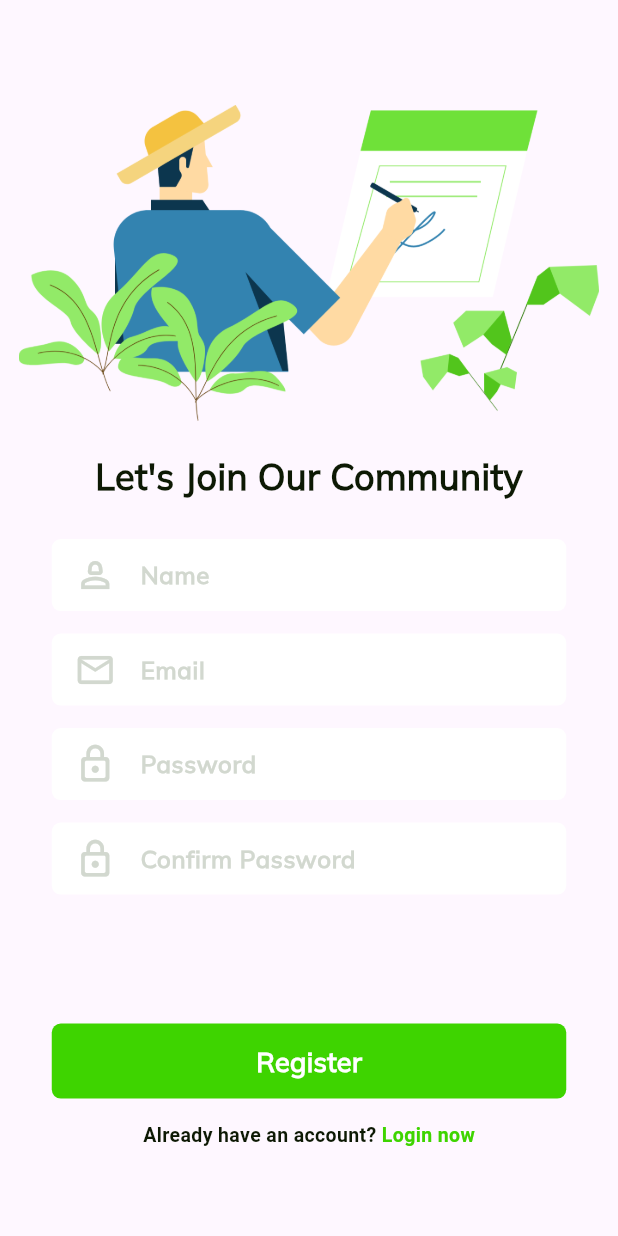
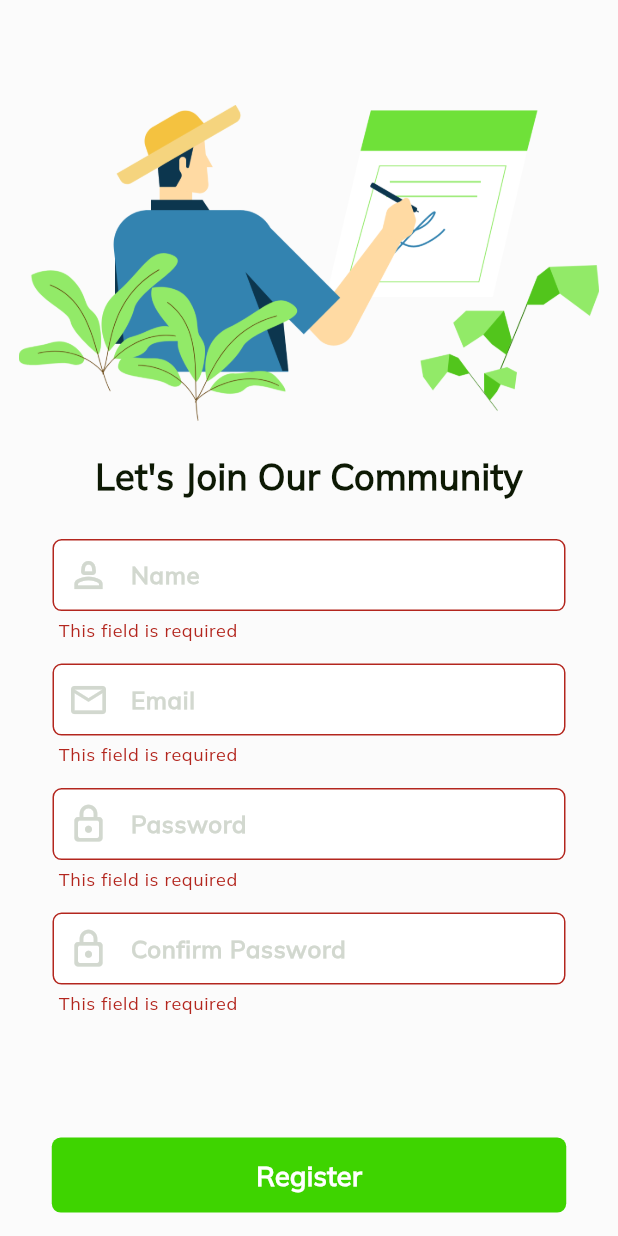
Before and after one commit to s3eedibr/mashtaly_app, a Flutter app: the RegistrationScreen screen opened directly with empty values, after a tap on "Register", on a phone screen of 412 x 824 dp. Run offline on Flutter 3.47's test engine with Material 2 defaults, Android fonts, the light colour scheme and no system bars; our stand-ins replace cloud_firestore, firebase_auth, firebase_core, flutter_otp_text_field, flutter_spinkit, shared_preferences; accounts and stored records are empty.

Commit message:
last edit before meeting with team

```diff
--- a/lib/screens/Authentication/otp_screen.dart
+++ b/lib/screens/Authentication/otp_screen.dart
@@ -94,7 +94,7 @@ class OTPScreen extends StatelessWidget {
                         ),
                       ),
                     ),
-                    SizedBox(height: height - 710),
+                    SizedBox(height: height - 678),
                     Container(
                       child: Column(
                         children: [
--- a/lib/screens/Authentication/reg_screen.dart
+++ b/lib/screens/Authentication/reg_screen.dart
@@ -21,7 +21,11 @@ class _RegistrationScreenState extends State<RegistrationScreen> {
   final _emilController = TextEditingController();
   final _passwordController = TextEditingController();
   final _confirmpasswordController = TextEditingController();
+
+  GlobalKey<FormState> formKey = GlobalKey();
+
   Future registration() async {
+    if (formKey.currentState!.validate()) {
       try {
         if (passwordConfirmed()) {
           await FirebaseAuth.instance
@@ -41,6 +45,7 @@ class _RegistrationScreenState extends State<RegistrationScreen> {
         }
       } catch (e) {
         showSankBar(context, e.toString());
+      }
     }
   }
 
@@ -98,6 +103,7 @@ class _RegistrationScreenState extends State<RegistrationScreen> {
     final width = MediaQuery.of(context).size.width;
     return SafeArea(
       child: Scaffold(
+        backgroundColor: tBgColor,
         body: SingleChildScrollView(
           child: Column(
             children: [
@@ -115,6 +121,7 @@ class _RegistrationScreenState extends State<RegistrationScreen> {
               const SizedBox(height: 20),
               Container(
                 child: Form(
+                  key: formKey,
                   child: Column(
                     children: [
                       const Text(
@@ -126,83 +133,116 @@ class _RegistrationScreenState extends State<RegistrationScreen> {
                         ),
                       ),
                       const SizedBox(height: 25),
-                      Container(
-                        decoration: BoxDecoration(
-                          color: Colors.white,
-                          borderRadius: BorderRadius.circular(6),
-                        ),
-                        height: 48,
-                        width: 343,
-                        alignment: Alignment.center,
-                        child: TextField(
+                      Padding(
+                        padding: const EdgeInsets.symmetric(horizontal: 35),
+                        child: TextFormField(
+                          validator: (value) {
+                            if (value!.isEmpty) {
+                              return "This field is required";
+                            } else {
+                              return null;
+                            }
+                          },
+                          keyboardType: TextInputType.name,
                           controller: _nameController,
                           cursorColor: tPrimaryActionColor,
                           style: const TextStyle(
                             fontWeight: FontWeight.w600,
                             fontSize: 16,
                           ),
-                          keyboardType: TextInputType.name,
                           decoration: const InputDecoration(
-                            border: InputBorder.none,
-                            hintText: "Name",
-                            hintStyle: TextStyle(
-                              color: tSecondActionColor,
-                            ),
-                            icon: Padding(
-                              padding: EdgeInsets.only(left: 15),
-                              child: Icon(
+                            contentPadding: EdgeInsets.symmetric(vertical: 12),
+                            prefixIcon: Icon(
                               Icons.person_2_outlined,
                               color: tSecondActionColor,
                               size: 28,
+                            ),
+                            hintText: "Name",
+                            hintStyle: TextStyle(color: tSecondActionColor),
+                            filled: true,
+                            fillColor: Colors.white,
+                            focusedBorder: OutlineInputBorder(
+                              borderSide: BorderSide(
+                                color: tPrimaryActionColor,
+                              ),
+                            ),
+                            enabledBorder: OutlineInputBorder(
+                              borderSide: BorderSide(
+                                color: Colors.white,
+                              ),
+                            ),
+                            border: OutlineInputBorder(
+                              borderSide: BorderSide(
+                                color: tPrimaryActionColor,
+                              ),
+                              borderRadius: BorderRadius.all(
+                                Radius.circular(6),
                               ),
                             ),
                           ),
                         ),
                       ),
                       const SizedBox(height: 15),
-                      Container(
-                        decoration: BoxDecoration(
-                          color: Colors.white,
-                          borderRadius: BorderRadius.circular(6),
-                        ),
-                        height: 48,
-                        width: 343,
-                        alignment: Alignment.center,
-                        child: TextField(
+                      Padding(
+                        padding: const EdgeInsets.symmetric(horizontal: 35),
+                        child: TextFormField(
+                          validator: (value) {
+                            if (value!.isEmpty) {
+                              return "This field is required";
+                            } else {
+                              return null;
+                            }
+                          },
+                          keyboardType: TextInputType.emailAddress,
                           controller: _emilController,
                           cursorColor: tPrimaryActionColor,
                           style: const TextStyle(
                             fontWeight: FontWeight.w600,
                             fontSize: 16,
                           ),
-                          keyboardType: TextInputType.emailAddress,
                           decoration: const InputDecoration(
-                            border: InputBorder.none,
-                            hintText: "Email",
-                            hintStyle: TextStyle(
-                              color: tSecondActionColor,
-                            ),
-                            icon: Padding(
-                              padding: EdgeInsets.only(left: 15),
-                              child: Icon(
+                            contentPadding: EdgeInsets.symmetric(vertical: 12),
+                            prefixIcon: Icon(
                               Icons.email_outlined,
                               color: tSecondActionColor,
                               size: 28,
+                            ),
+                            hintText: "Email",
+                            hintStyle: TextStyle(color: tSecondActionColor),
+                            filled: true,
+                            fillColor: Colors.white,
+                            focusedBorder: OutlineInputBorder(
+                              borderSide: BorderSide(
+                                color: tPrimaryActionColor,
+                              ),
+                            ),
+                            enabledBorder: OutlineInputBorder(
+                              borderSide: BorderSide(
+                                color: Colors.white,
+                              ),
+                            ),
+                            border: OutlineInputBorder(
+                              borderSide: BorderSide(
+                                color: tPrimaryActionColor,
+                              ),
+                              borderRadius: BorderRadius.all(
+                                Radius.circular(6),
                               ),
                             ),
                           ),
                         ),
                       ),
                       const SizedBox(height: 15),
-                      Container(
-                        decoration: BoxDecoration(
-                          color: Colors.white,
-                          borderRadius: BorderRadius.circular(6),
-                        ),
-                        height: 48,
-                        width: 343,
-                        alignment: Alignment.center,
-                        child: TextField(
+                      Padding(
+                        padding: const EdgeInsets.symmetric(horizontal: 35),
+                        child: TextFormField(
+                          validator: (value) {
+                            if (value!.isEmpty) {
+                              return "This field is required";
+                            } else {
+                              return null;
+                            }
+                          },
                           controller: _passwordController,
                           cursorColor: tPrimaryActionColor,
                           style: const TextStyle(
@@ -212,34 +252,48 @@ class _RegistrationScreenState extends State<RegistrationScreen> {
                           keyboardType: TextInputType.visiblePassword,
                           obscureText: true,
                           decoration: const InputDecoration(
-                            border: InputBorder.none,
-                            hintText: "Password",
-                            hintStyle: TextStyle(
-                              color: tSecondActionColor,
-                            ),
-                            icon: Padding(
-                              padding: EdgeInsets.only(left: 15),
-                              child: Icon(
+                            contentPadding: EdgeInsets.symmetric(vertical: 12),
+                            prefixIcon: Icon(
                               Icons.lock_outline_rounded,
                               color: tSecondActionColor,
                               size: 28,
+                            ),
+                            hintText: "Password",
+                            hintStyle: TextStyle(color: tSecondActionColor),
+                            filled: true,
+                            fillColor: Colors.white,
+                            focusedBorder: OutlineInputBorder(
+                              borderSide: BorderSide(
+                                color: tPrimaryActionColor,
+                              ),
+                            ),
+                            enabledBorder: OutlineInputBorder(
+                              borderSide: BorderSide(
+                                color: Colors.white,
+                              ),
+                            ),
+                            border: OutlineInputBorder(
+                              borderSide: BorderSide(
+                                color: tPrimaryActionColor,
+                              ),
+                              borderRadius: BorderRadius.all(
+                                Radius.circular(6),
                               ),
                             ),
                           ),
                         ),
                       ),
                       const SizedBox(height: 15),
-                      Container(
-                        decoration: BoxDecoration(
-                          color: Colors.white,
-                          borderRadius: BorderRadius.circular(6),
-                        ),
-                        height: 48,
-                        width: 343,
-                        alignment: Alignment.center,
-                        child: SizedBox(
-                          width: double.infinity,
-                          child: TextField(
+                      Padding(
+                        padding: const EdgeInsets.symmetric(horizontal: 35),
+                        child: TextFormField(
+                          validator: (value) {
+                            if (value!.isEmpty) {
+                              return "This field is required";
+                            } else {
+                              return null;
+                            }
+                          },
                           controller: _confirmpasswordController,
                           cursorColor: tPrimaryActionColor,
                           style: const TextStyle(
@@ -249,16 +303,32 @@ class _RegistrationScreenState extends State<RegistrationScreen> {
                           keyboardType: TextInputType.visiblePassword,
                           obscureText: true,
                           decoration: const InputDecoration(
-                              border: InputBorder.none,
-                              hintText: "Confirm Password",
-                              hintStyle: TextStyle(color: tSecondActionColor),
-                              icon: Padding(
-                                padding: EdgeInsets.only(left: 15),
-                                child: Icon(
+                            contentPadding: EdgeInsets.symmetric(vertical: 12),
+                            prefixIcon: Icon(
                               Icons.lock_outline_rounded,
                               color: tSecondActionColor,
                               size: 28,
                             ),
+                            hintText: "Confirm Password",
+                            hintStyle: TextStyle(color: tSecondActionColor),
+                            filled: true,
+                            fillColor: Colors.white,
+                            focusedBorder: OutlineInputBorder(
+                              borderSide: BorderSide(
+                                color: tPrimaryActionColor,
+                              ),
+                            ),
+                            enabledBorder: OutlineInputBorder(
+                              borderSide: BorderSide(
+                                color: Colors.white,
+                              ),
+                            ),
+                            border: OutlineInputBorder(
+                              borderSide: BorderSide(
+                                color: tPrimaryActionColor,
+                              ),
+                              borderRadius: BorderRadius.all(
+                                Radius.circular(6),
                               ),
                             ),
                           ),
@@ -268,7 +338,7 @@ class _RegistrationScreenState extends State<RegistrationScreen> {
                   ),
                 ),
               ),
-              SizedBox(height: height - 738),
+              SizedBox(height: height - 742),
               GestureDetector(
                   onTap: registration,
                   child: Container(
@@ -312,7 +382,8 @@ class _RegistrationScreenState extends State<RegistrationScreen> {
                     ],
                   ),
                 ),
-              )
+              ),
+              const SizedBox(height: 15),
             ],
           ),
         ),
```
Also changed, not shown: lib/Animations/splash_screen.dart (renamed from lib/Animations/test.dart, +12 -2 lines), lib/main.dart (+5 -3 lines), lib/screens/Authentication/forgotpassword_screen.dart (+2 -6 lines), lib/screens/Authentication/login_screen.dart (+67 -99 lines), lib/screens/OnboradingScreen/onboarding_screen.dart (renamed from lib/screens/Onborading Screen/onboarding_screen.dart), 1 other file. Lines whose indentation alone changed are shown as unchanged.
